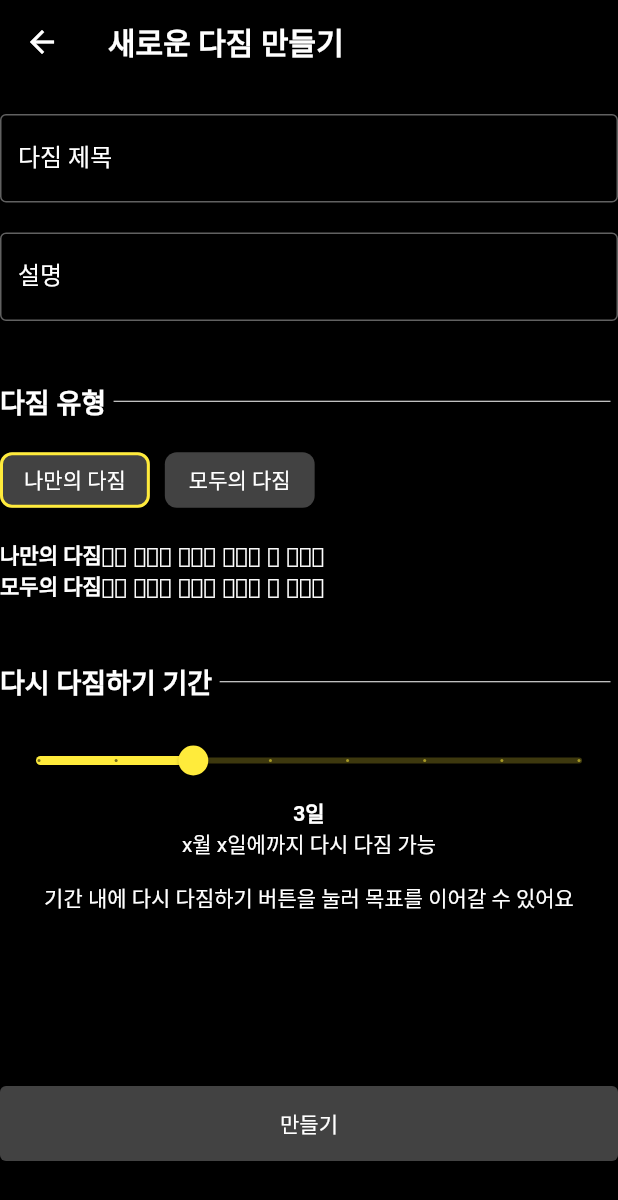
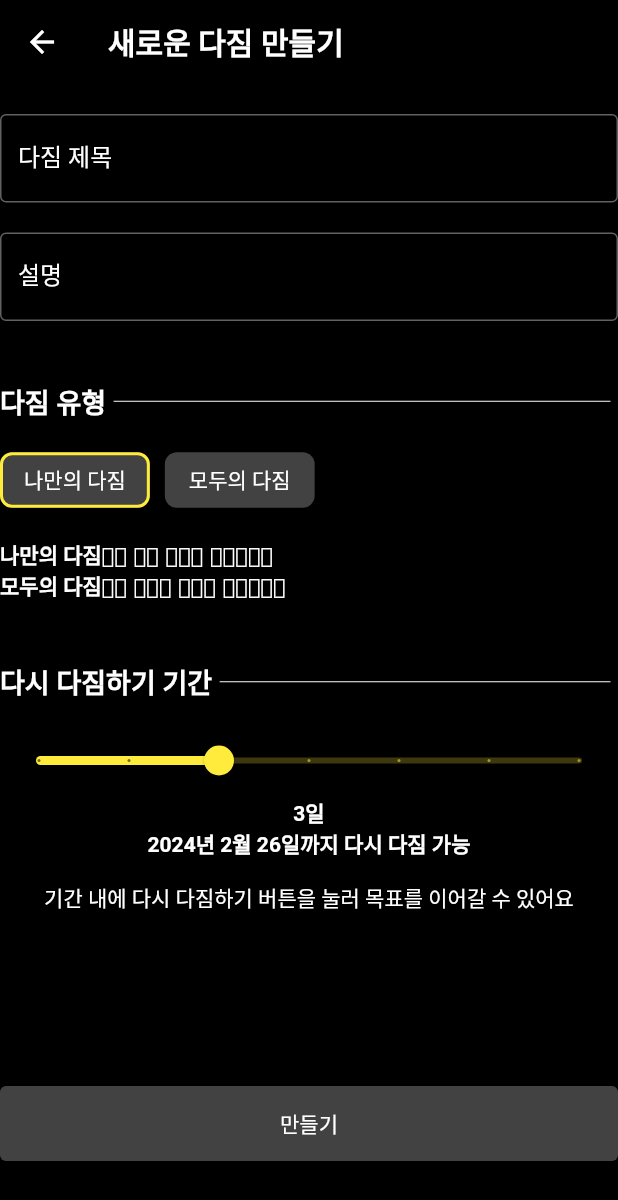
Before and after one commit to Choi-Seunghwan/commitment-client, a Flutter app: the AddCommitmentBottomSheet screen opened directly, on a phone screen of 412 x 824 dp. Shown: the top 1200 px of the screen. Run offline on Flutter 3.47's test engine with Material 3 defaults, Android fonts, the light colour scheme and no system bars; our stand-ins replace flutter_dotenv, fluttertoast, shared_preferences; accounts and stored records are empty.

Commit message:
아이템 UI 작업 중

```diff
--- a/lib/screens/add_commitment_modal_bottom_sheet.dart
+++ b/lib/screens/add_commitment_modal_bottom_sheet.dart
@@ -123,7 +123,7 @@ class AddCommitmentBottomSheetState extends State<AddCommitmentBottomSheet> {
                               text: '나만의 다짐',
                               style: TextStyle(fontWeight: FontWeight.bold),
                             ),
-                            TextSpan(text: '으로 나만의 다짐을 지켜갈 수 있어요'),
+                            TextSpan(text: '으로 나의 목표를 이뤄보아요'),
                           ],
                         ),
                       ),
@@ -134,7 +134,7 @@ class AddCommitmentBottomSheetState extends State<AddCommitmentBottomSheet> {
                               text: '모두의 다짐',
                               style: TextStyle(fontWeight: FontWeight.bold),
                             ),
-                            TextSpan(text: '으로 다함께 다짐을 지켜갈 수 있어요'),
+                            TextSpan(text: '으로 다함께 목표를 이뤄보아요'),
                           ],
                         ),
                       )
--- a/lib/utils/time_util.dart
+++ b/lib/utils/time_util.dart
@@ -1,4 +1,8 @@
 import 'package:commitment_client/strings/strings.dart';
+
+// String calcPeriodExpirationDate(DateTime date) {
+
+// }
 
 String formatExpirationDate(DateTime date) {
   DateTime now = DateTime.now();
--- a/lib/widgets/commitment_list_item.dart
+++ b/lib/widgets/commitment_list_item.dart
@@ -21,7 +21,12 @@ class CommitmentListItem extends StatelessWidget {
         child: Padding(
             padding: const EdgeInsets.all(10.0),
             child: Column(
+              crossAxisAlignment: CrossAxisAlignment.start,
               children: [
+                Text(
+                  '+${commitment.activity?.processDays}',
+                  style: const TextStyle(fontWeight: FontWeight.bold, fontSize: 24),
+                ),
                 Row(children: [
                   Expanded(
                       child: Column(children: [
@@ -40,9 +45,9 @@ class CommitmentListItem extends StatelessWidget {
                       child: Text(commitment.description ?? ''),
                     )
                   ])),
-                  const Column(children: [
-                    Icon(Icons.more_horiz),
-                  ]),
+                  // const Column(children: [
+                  //   Icon(Icons.more_horiz),
+                  // ]),
                 ]),
                 Row(
                   mainAxisAlignment: MainAxisAlignment.spaceBetween,
--- a/lib/widgets/period_slider.dart
+++ b/lib/widgets/period_slider.dart
@@ -12,6 +12,12 @@ class PeriodSlider extends StatefulWidget {
 class PeriodSliderState extends State<PeriodSlider> {
   double _currentSliderValue = 3;
 
+  String calcDate(double days) {
+    final currentDate = DateTime.now();
+    final futureDate = currentDate.add(Duration(days: days.toInt()));
+    return '${futureDate.year}년 ${futureDate.month}월 ${futureDate.day}일';
+  }
+
   @override
   Widget build(BuildContext context) {
     return Column(
@@ -20,7 +26,7 @@ class PeriodSliderState extends State<PeriodSlider> {
           value: _currentSliderValue,
           min: 1,
           max: 7,
-          divisions: 7,
+          divisions: 6,
           label: _currentSliderValue.round().toString(),
           onChanged: (double value) {
             setState(() {
@@ -33,7 +39,10 @@ class PeriodSliderState extends State<PeriodSlider> {
           '${_currentSliderValue.toStringAsFixed(0)}일',
           style: const TextStyle(fontWeight: FontWeight.bold),
         ),
-        const Text('x월 x일에까지 다시 다짐 가능'),
+        Text(
+          '${calcDate(_currentSliderValue)}까지 다시 다짐 가능',
+          style: const TextStyle(fontWeight: FontWeight.bold),
+        ),
       ],
     );
   }
```
